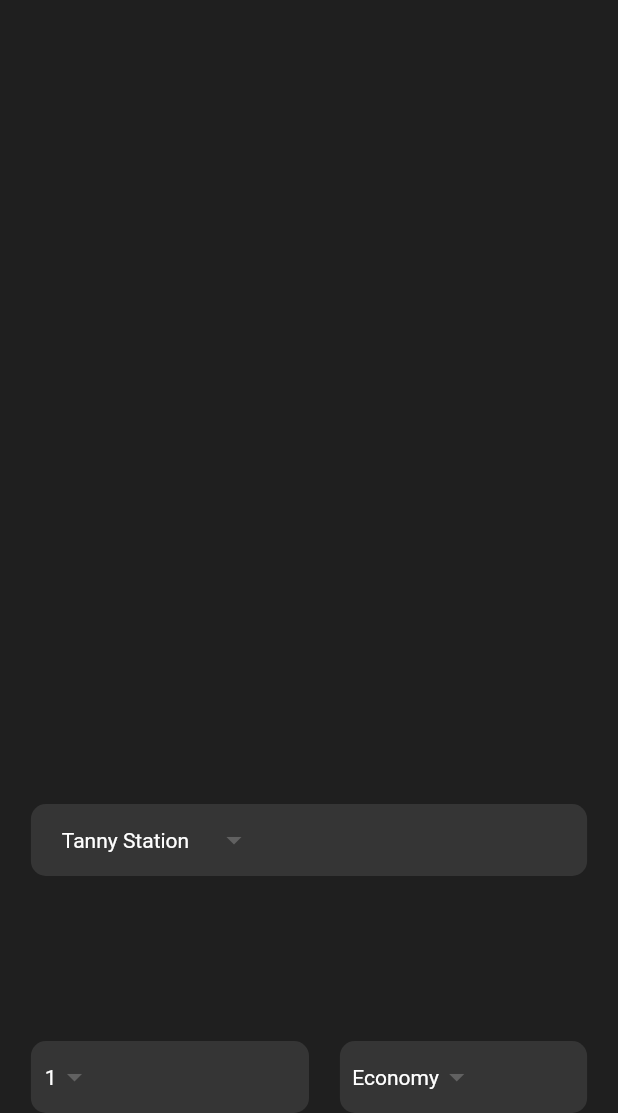
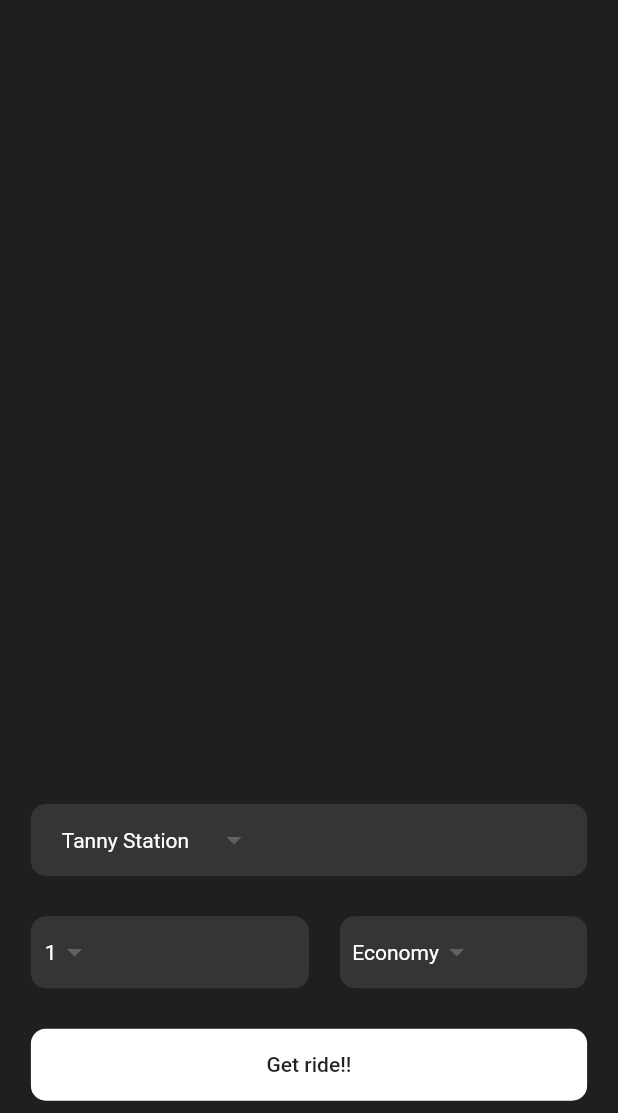
Before and after one commit to Panitnun-6243/flutter_go_moon_app, a Flutter app: the screen it shows after launch, on a phone screen of 412 x 824 dp, the part 123-1236 px from its top. Run offline on Flutter 3.47's test engine with Material 2 defaults, Android fonts, the phone set to English and light mode, and no system bars.

Commit message:
Add button widget

```diff
--- a/lib/pages/home_page.dart
+++ b/lib/pages/home_page.dart
@@ -86,9 +86,26 @@ class HomePage extends StatelessWidget {
         children: [
           _destinationDropDownWidget(),
           _travellerInformationWidget(),
+          _rideButton()
         ],
       ),
       height: _deiceHeight * 0.25,
     );
   }
+
+  Widget _rideButton() {
+    return Container(
+      margin: EdgeInsets.only(bottom: _deiceHeight * 0.01),
+      width: _deviceWidth,
+      decoration: BoxDecoration(
+          color: Colors.white,
+          borderRadius: BorderRadius.circular(
+            10,
+          )),
+      child: MaterialButton(
+        onPressed: (() {}),
+        child: const Text('Get ride!!'),
+      ),
+    );
+  }
 }
```
